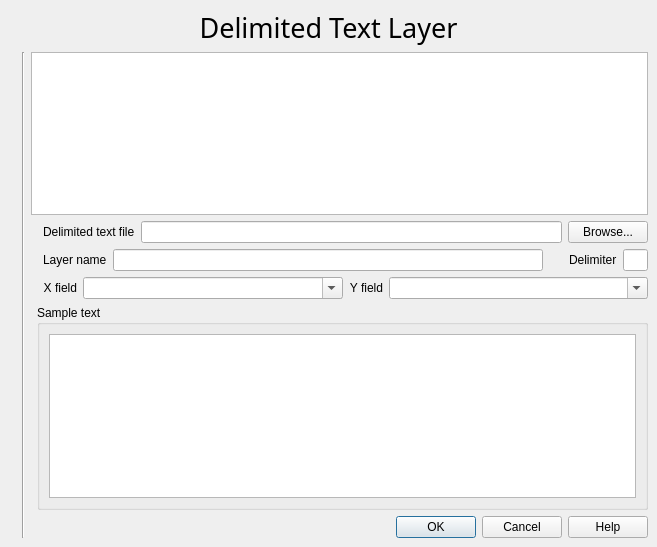
Qt form src/plugins/delimited_text/qgsdelimitedtextpluginguibase.ui (kadas-albireo/kadas-albireo) before a commit.
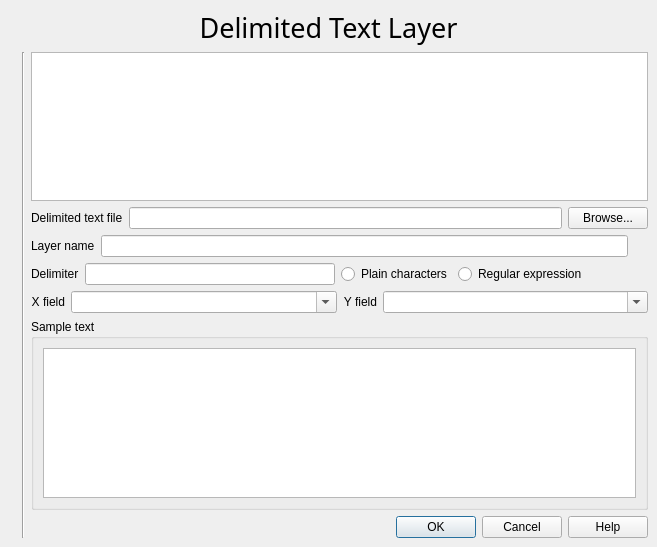
The same form after that commit. Icons and pictures are not drawn. Custom widgets are drawn as their Qt base class.

Commit message: Fix for ticket #483 (provide regular expressions in delimited text plugin)

What changed in the file:
```diff
--- a/src/plugins/delimited_text/qgsdelimitedtextpluginguibase.ui
+++ b/src/plugins/delimited_text/qgsdelimitedtextpluginguibase.ui
@@ -22,7 +22,7 @@
    <property name="spacing" >
     <number>6</number>
    </property>
-   <item row="0" column="0" colspan="5" >
+   <item row="0" column="0" colspan="3" >
     <widget class="QLabel" name="txtHeading" >
      <property name="font" >
       <font>
@@ -43,27 +43,20 @@
      </property>
     </widget>
    </item>
-   <item rowspan="6" row="1" column="0" >
-    <widget class="QLabel" name="pixmapLabel1" >
-     <property name="pixmap" >
-      <pixmap resource="delimited_text.qrc" >:/new/prefix1/delimited_text.png</pixmap>
-     </property>
-     <property name="scaledContents" >
+   <item row="1" column="2" >
+    <widget class="QTextEdit" name="teInstructions" >
+     <property name="readOnly" >
       <bool>true</bool>
      </property>
-    </widget>
-   </item>
-   <item row="6" column="4" >
-    <widget class="QDialogButtonBox" name="buttonBox" >
-     <property name="orientation" >
-      <enum>Qt::Horizontal</enum>
+     <property name="html" >
+      <string>&lt;html>&lt;head>&lt;meta name="qrichtext" content="1" />&lt;style type="text/css">
+p, li { white-space: pre-wrap; }
+&lt;/style>&lt;/head>&lt;body style=" font-family:'Sans Serif'; font-size:9pt; font-weight:400; font-style:normal; text-decoration:none;">
+&lt;p style="-qt-paragraph-type:empty; margin-top:0px; margin-bottom:0px; margin-left:0px; margin-right:0px; -qt-block-indent:0; text-indent:0px;">&lt;/p>&lt;/body>&lt;/html></string>
      </property>
-     <property name="standardButtons" >
-      <set>QDialogButtonBox::Cancel|QDialogButtonBox::Help|QDialogButtonBox::NoButton|QDialogButtonBox::Ok</set>
-     </property>
     </widget>
    </item>
-   <item row="3" column="4" >
+   <item row="5" column="2" >
     <layout class="QHBoxLayout" >
      <property name="margin" >
       <number>0</number>
@@ -72,64 +65,76 @@
       <number>6</number>
      </property>
      <item>
-      <widget class="QLabel" name="textLabel1_2" >
+      <widget class="QLabel" name="textLabel2" >
        <property name="text" >
-        <string>Layer name</string>
+        <string>&lt;p align="right">X field&lt;/p></string>
        </property>
       </widget>
      </item>
      <item>
-      <widget class="QLineEdit" name="txtLayerName" >
+      <widget class="QComboBox" name="cmbXField" >
+       <property name="sizePolicy" >
+        <sizepolicy>
+         <hsizetype>7</hsizetype>
+         <vsizetype>0</vsizetype>
+         <horstretch>0</horstretch>
+         <verstretch>0</verstretch>
+        </sizepolicy>
+       </property>
+       <property name="minimumSize" >
+        <size>
+         <width>120</width>
+         <height>0</height>
+        </size>
+       </property>
        <property name="toolTip" >
-        <string>Name to display in the map legend</string>
+        <string>Name of the field containing x values</string>
        </property>
        <property name="whatsThis" >
-        <string>Name displayed in the map legend</string>
+        <string>Name of the field containing x values. Choose a field from the list. The list is generated by parsing the header row of the delimited text file.</string>
        </property>
+       <property name="editable" >
+        <bool>true</bool>
+       </property>
       </widget>
      </item>
      <item>
-      <spacer>
-       <property name="orientation" >
-        <enum>Qt::Horizontal</enum>
-       </property>
-       <property name="sizeType" >
-        <enum>QSizePolicy::Fixed</enum>
-       </property>
-       <property name="sizeHint" >
-        <size>
-         <width>20</width>
-         <height>21</height>
-        </size>
-       </property>
-      </spacer>
-     </item>
-     <item>
-      <widget class="QLabel" name="textLabel3" >
+      <widget class="QLabel" name="textLabel2_2" >
        <property name="text" >
-        <string>Delimiter</string>
+        <string>&lt;p align="right">Y field&lt;/p></string>
        </property>
       </widget>
      </item>
      <item>
-      <widget class="QLineEdit" name="txtDelimiter" >
-       <property name="maximumSize" >
+      <widget class="QComboBox" name="cmbYField" >
+       <property name="sizePolicy" >
+        <sizepolicy>
+         <hsizetype>7</hsizetype>
+         <vsizetype>0</vsizetype>
+         <horstretch>0</horstretch>
+         <verstretch>0</verstretch>
+        </sizepolicy>
+       </property>
+       <property name="minimumSize" >
         <size>
-         <width>25</width>
-         <height>32767</height>
+         <width>120</width>
+         <height>0</height>
         </size>
        </property>
        <property name="toolTip" >
-        <string>Delimiter to use when splitting fields in the text file. The delimiter can be more than one character.</string>
+        <string>Name of the field containing y values</string>
        </property>
        <property name="whatsThis" >
-        <string>Delimiter to use when splitting fields in the delimited text file. The delimiter can be 1 or more characters in length.</string>
+        <string>Name of the field containing y values. Choose a field from the list. The list is generated by parsing the header row of the delimited text file.</string>
+       </property>
+       <property name="editable" >
+        <bool>true</bool>
        </property>
       </widget>
      </item>
     </layout>
    </item>
-   <item row="2" column="4" >
+   <item row="2" column="2" >
     <layout class="QHBoxLayout" >
      <property name="margin" >
       <number>0</number>
@@ -175,7 +180,7 @@
      </item>
     </layout>
    </item>
-   <item row="4" column="4" >
+   <item row="3" column="2" >
     <layout class="QHBoxLayout" >
      <property name="margin" >
       <number>0</number>
@@ -184,89 +189,61 @@
       <number>6</number>
      </property>
      <item>
-      <widget class="QLabel" name="textLabel2" >
+      <widget class="QLabel" name="textLabel1_2" >
        <property name="text" >
-        <string>&lt;p align="right">X field&lt;/p></string>
+        <string>Layer name</string>
        </property>
       </widget>
      </item>
      <item>
-      <widget class="QComboBox" name="cmbXField" >
-       <property name="sizePolicy" >
-        <sizepolicy>
-         <hsizetype>7</hsizetype>
-         <vsizetype>0</vsizetype>
-         <horstretch>0</horstretch>
-         <verstretch>0</verstretch>
-        </sizepolicy>
-       </property>
-       <property name="minimumSize" >
-        <size>
-         <width>120</width>
-         <height>0</height>
-        </size>
-       </property>
+      <widget class="QLineEdit" name="txtLayerName" >
        <property name="toolTip" >
-        <string>Name of the field containing x values</string>
+        <string>Name to display in the map legend</string>
        </property>
        <property name="whatsThis" >
-        <string>Name of the field containing x values. Choose a field from the list. The list is generated by parsing the header row of the delimited text file.</string>
+        <string>Name displayed in the map legend</string>
        </property>
-       <property name="editable" >
-        <bool>true</bool>
-       </property>
       </widget>
      </item>
      <item>
-      <widget class="QLabel" name="textLabel2_2" >
-       <property name="text" >
-        <string>&lt;p align="right">Y field&lt;/p></string>
+      <spacer>
+       <property name="orientation" >
+        <enum>Qt::Horizontal</enum>
        </property>
-      </widget>
-     </item>
-     <item>
-      <widget class="QComboBox" name="cmbYField" >
-       <property name="sizePolicy" >
-        <sizepolicy>
-         <hsizetype>7</hsizetype>
-         <vsizetype>0</vsizetype>
-         <horstretch>0</horstretch>
-         <verstretch>0</verstretch>
-        </sizepolicy>
+       <property name="sizeType" >
+        <enum>QSizePolicy::Fixed</enum>
        </property>
-       <property name="minimumSize" >
+       <property name="sizeHint" >
         <size>
-         <width>120</width>
-         <height>0</height>
+         <width>20</width>
+         <height>21</height>
         </size>
        </property>
-       <property name="toolTip" >
-        <string>Name of the field containing y values</string>
-       </property>
-       <property name="whatsThis" >
-        <string>Name of the field containing y values. Choose a field from the list. The list is generated by parsing the header row of the delimited text file.</string>
-       </property>
-       <property name="editable" >
-        <bool>true</bool>
-       </property>
-      </widget>
+      </spacer>
      </item>
     </layout>
    </item>
-   <item rowspan="6" row="1" column="1" >
-    <widget class="Line" name="line1" >
-     <property name="frameShape" >
-      <enum>QFrame::VLine</enum>
-     </property>
-     <property name="frameShadow" >
-      <enum>QFrame::Sunken</enum>
-     </property>
+   <item row="7" column="2" >
+    <widget class="QDialogButtonBox" name="buttonBox" >
      <property name="orientation" >
-      <enum>Qt::Vertical</enum>
+      <enum>Qt::Horizontal</enum>
      </property>
+     <property name="standardButtons" >
+      <set>QDialogButtonBox::Cancel|QDialogButtonBox::Help|QDialogButtonBox::NoButton|QDialogButtonBox::Ok</set>
+     </property>
     </widget>
    </item>
-   <item row="5" column="3" colspan="2" >
+   <item rowspan="7" row="1" column="0" >
+    <widget class="QLabel" name="pixmapLabel1" >
+     <property name="pixmap" >
+      <pixmap resource="delimited_text.qrc" >:/new/prefix1/delimited_text.png</pixmap>
+     </property>
+     <property name="scaledContents" >
+      <bool>true</bool>
+     </property>
+    </widget>
+   </item>
+   <item row="6" column="2" >
     <widget class="QGroupBox" name="groupBox" >
      <property name="title" >
       <string>Sample text</string>
@@ -288,19 +265,110 @@
      </layout>
     </widget>
    </item>
-   <item row="1" column="2" colspan="3" >
-    <widget class="QTextEdit" name="teInstructions" >
-     <property name="readOnly" >
-      <bool>true</bool>
+   <item rowspan="7" row="1" column="1" >
+    <widget class="Line" name="line1" >
+     <property name="frameShape" >
+      <enum>QFrame::VLine</enum>
      </property>
-     <property name="html" >
-      <string>&lt;html>&lt;head>&lt;meta name="qrichtext" content="1" />&lt;style type="text/css">
-p, li { white-space: pre-wrap; }
-&lt;/style>&lt;/head>&lt;body style=" font-family:'Sans Serif'; font-size:9pt; font-weight:400; font-style:normal; text-decoration:none;">
-&lt;p style="-qt-paragraph-type:empty; margin-top:0px; margin-bottom:0px; margin-left:0px; margin-right:0px; -qt-block-indent:0; text-indent:0px;">&lt;/p>&lt;/body>&lt;/html></string>
+     <property name="frameShadow" >
+      <enum>QFrame::Sunken</enum>
+     </property>
+     <property name="orientation" >
+      <enum>Qt::Vertical</enum>
      </property>
     </widget>
    </item>
+   <item row="4" column="2" >
+    <layout class="QHBoxLayout" >
+     <property name="margin" >
+      <number>0</number>
+     </property>
+     <property name="spacing" >
+      <number>6</number>
+     </property>
+     <item>
+      <widget class="QLabel" name="textLabel3" >
+       <property name="sizePolicy" >
+        <sizepolicy>
+         <hsizetype>1</hsizetype>
+         <vsizetype>5</vsizetype>
+         <horstretch>0</horstretch>
+         <verstretch>0</verstretch>
+        </sizepolicy>
+       </property>
+       <property name="text" >
+        <string>Delimiter</string>
+       </property>
+      </widget>
+     </item>
+     <item>
+      <widget class="QLineEdit" name="txtDelimiter" >
+       <property name="sizePolicy" >
+        <sizepolicy>
+         <hsizetype>7</hsizetype>
+         <vsizetype>0</vsizetype>
+         <horstretch>0</horstretch>
+         <verstretch>0</verstretch>
+        </sizepolicy>
+       </property>
+       <property name="maximumSize" >
+        <size>
+         <width>32767</width>
+         <height>32767</height>
+        </size>
+       </property>
+       <property name="toolTip" >
+        <string>Delimiter to use when splitting fields in the text file. The delimiter can be more than one character.</string>
+       </property>
+       <property name="whatsThis" >
+        <string>Delimiter to use when splitting fields in the delimited text file. The delimiter can be 1 or more characters in length.</string>
+       </property>
+      </widget>
+     </item>
+     <item>
+      <widget class="QRadioButton" name="delimiterPlain" >
+       <property name="toolTip" >
+        <string>The delimiter is taken as is</string>
+       </property>
+       <property name="whatsThis" >
+        <string>The delimiter is taken as is</string>
+       </property>
+       <property name="text" >
+        <string>Plain characters</string>
+       </property>
+      </widget>
+     </item>
+     <item>
+      <widget class="QRadioButton" name="delimiterRegexp" >
+       <property name="toolTip" >
+        <string>The delimiter is a regular expression</string>
+       </property>
+       <property name="whatsThis" >
+        <string>The delimiter is a regular expression</string>
+       </property>
+       <property name="text" >
+        <string>Regular expression</string>
+       </property>
+      </widget>
+     </item>
+     <item>
+      <spacer>
+       <property name="orientation" >
+        <enum>Qt::Horizontal</enum>
+       </property>
+       <property name="sizeType" >
+        <enum>QSizePolicy::Minimum</enum>
+       </property>
+       <property name="sizeHint" >
+        <size>
+         <width>61</width>
+         <height>20</height>
+        </size>
+       </property>
+      </spacer>
+     </item>
+    </layout>
+   </item>
   </layout>
  </widget>
  <layoutdefault spacing="6" margin="11" />
```
The commit also changes 3 other files.
